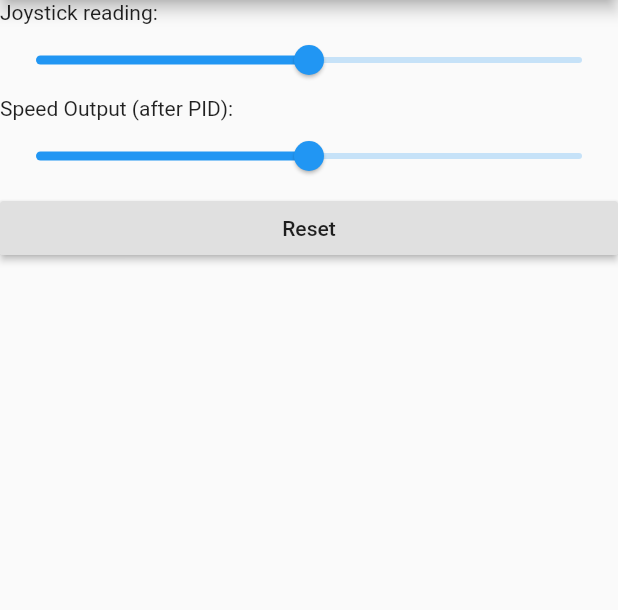
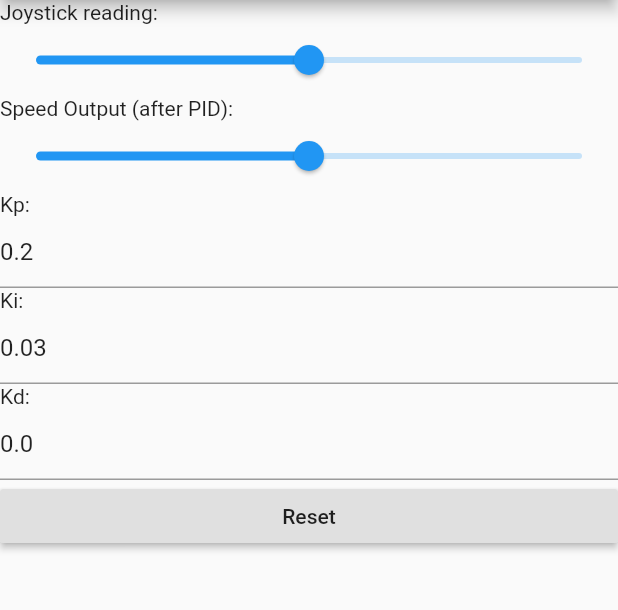
Before and after one commit to MonarchRobotics/joystick_pid_app, a Flutter app: the screen it shows after launch, on a phone screen of 412 x 824 dp, the part 84-694 px from its top. Run offline on Flutter 3.47's test engine with Material 2 defaults, Android fonts, the light colour scheme and no system bars.

Commit message:
added adjustable K values

```diff
--- a/lib/main.dart
+++ b/lib/main.dart
@@ -31,8 +31,12 @@ class _MainState extends State<Main> {
   double previousSpeed = 0.0;
   List<double> speedList = List();
 
+  TextEditingController KpText;
+  TextEditingController KiText;
+  TextEditingController KdText;
 
-  MotorControlPID pid = MotorControlPID(0.0,1.0,1.0,0.2,0.017,0);
+
+  MotorControlPID pid;
 
   Timer timer;
 
@@ -40,6 +44,12 @@ class _MainState extends State<Main> {
   void initState() {
     // TODO: implement initState
     super.initState();
+    KpText = TextEditingController(text: "0.2");
+    KiText = TextEditingController(text: "0.03");
+    KdText = TextEditingController(text: "0.0");
+
+    pid = MotorControlPID(0.0,1.0,1.0,0.2,0.03,0.0);
+
     timer = Timer.periodic(Duration(milliseconds: 20), (Timer timer){
       setState(() {
         pid.setTarget(joystickReading);
@@ -75,6 +85,39 @@ class _MainState extends State<Main> {
             onChanged: (double newValue){
             },
           ),
+          Text("Kp:"),
+          TextField(
+            controller: KpText,
+            onChanged: (String text){
+              pid.setKp(double.parse(text));
+              pid.reset();
+              previousSpeed = 0;
+              joystickReading = 0;
+            },
+            keyboardType: TextInputType.numberWithOptions(signed: false, decimal: true),
+          ),
+          Text("Ki:"),
+          TextField(
+            controller: KiText,
+            onChanged: (String text){
+              pid.setKi(double.parse(text));
+              pid.reset();
+              previousSpeed = 0;
+              joystickReading = 0;
+            },
+            keyboardType: TextInputType.numberWithOptions(signed: false, decimal: true),
+          ),
+          Text("Kd:"),
+          TextField(
+            controller: KdText,
+            onChanged: (String text){
+              pid.setKd(double.parse(text));
+              pid.reset();
+              previousSpeed = 0;
+              joystickReading = 0;
+            },
+            keyboardType: TextInputType.numberWithOptions(signed: false, decimal: true),
+          ),
           RaisedButton(
             child: Text("Reset"),
             onPressed: (){
@@ -84,7 +127,7 @@ class _MainState extends State<Main> {
                 joystickReading = 0;
               });
             },
-          )
+          ),
         ],
       ),
     );
```
